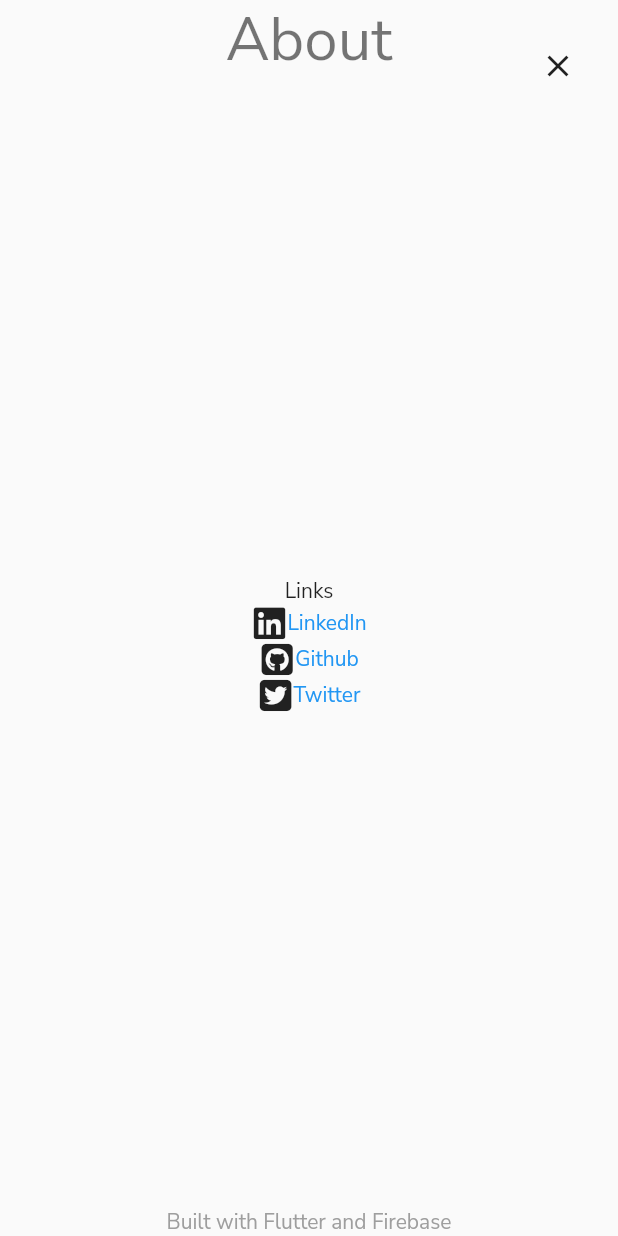
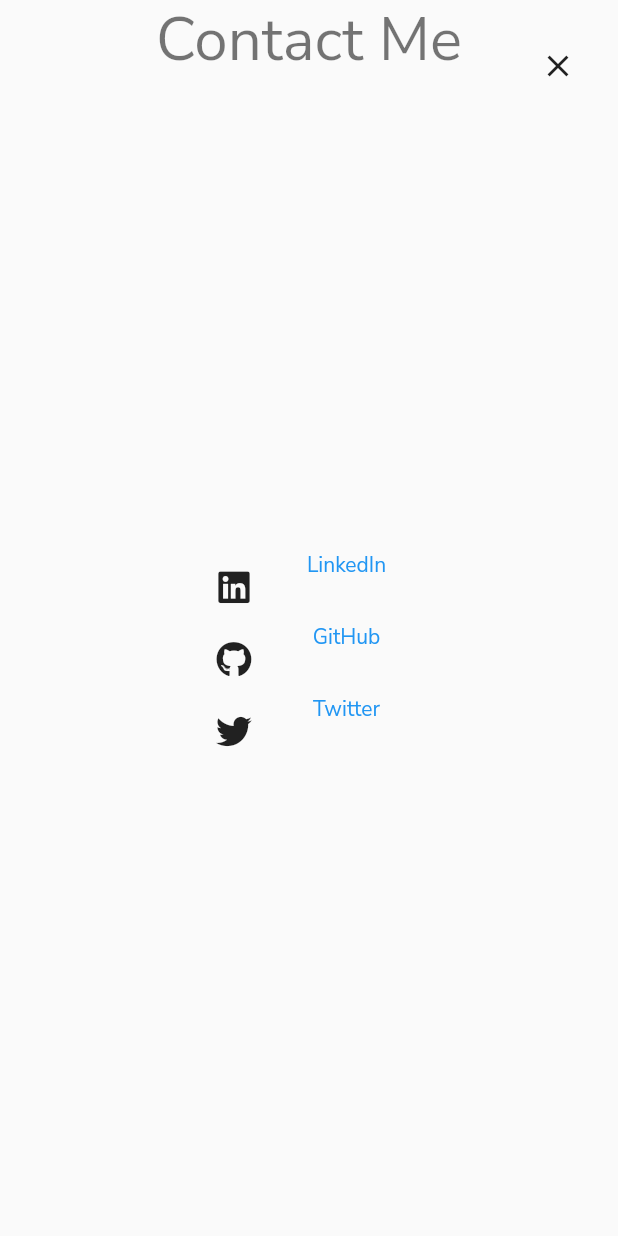
Before and after one commit to hytopoulos/zphos, a Flutter app: the AboutPage screen opened directly, on a phone screen of 412 x 824 dp. Run offline on Flutter 3.47's test engine with Material 2 defaults, Android fonts, the phone set to English and light mode, and no system bars; our stand-ins replace cloud_firestore, firebase_core, flutter_markdown, font_awesome_flutter; missing offline and left inert: flutter_highlighter, markdown; accounts and stored records are empty.

Commit message:
initial version of hompage

```diff
--- a/lib/about_page.dart
+++ /dev/null
@@ -1,56 +0,0 @@
-import 'package:flutter/material.dart';
-import 'package:zphos/hyperlink.dart';
-import 'package:font_awesome_flutter/font_awesome_flutter.dart';
-
-class AboutPage extends StatelessWidget {
-  const AboutPage({super.key});
-
-  @override
-  Widget build(BuildContext context) {
-    return Scaffold(
-      floatingActionButtonLocation: FloatingActionButtonLocation.endTop,
-      floatingActionButton: Container(
-        margin: const EdgeInsets.only(top: 20),
-        child: IconButton(
-          icon: const Icon(Icons.close),
-          onPressed: () {
-            Navigator.pop(context);
-          },
-        ),
-      ),
-      body: Center(
-        child: ConstrainedBox(
-          constraints: BoxConstraints.loose(const Size.fromWidth(400)),
-          child: Column(
-            mainAxisAlignment: MainAxisAlignment.center,
-            children: <Widget>[
-              Text(
-                'About',
-                style: Theme.of(context).textTheme.headlineLarge,
-              ),
-              const Spacer(),
-              const Text('Links'),
-              const Hyperlink(
-                  text: "LinkedIn",
-                  url: "https://www.linkedin.com/in/theo-hytopoulos-066392207/",
-                  icon: Icon(FontAwesomeIcons.linkedin)),
-              const Hyperlink(
-                  text: "Github",
-                  url: "https://github.com/notyourav",
-                  icon: Icon(FontAwesomeIcons.squareGithub)),
-              const Hyperlink(
-                  text: "Twitter",
-                  url: "https://twitter.com/pokeprotos",
-                  icon: Icon(FontAwesomeIcons.squareTwitter)),
-              const Spacer(),
-              const Text(
-                'Built with Flutter and Firebase',
-                style: TextStyle(color: Colors.grey),
-              ),
-            ],
-          ),
-        ),
-      ),
-    );
-  }
-}
--- a/lib/about_button.dart
+++ b/lib/defunct/about_button.dart
@@ -1,5 +1,5 @@
 import 'package:flutter/material.dart';
-import 'package:zphos/about_page.dart';
+import 'package:zphos/defunct/about_page.dart';
 
 class AboutButton extends StatelessWidget {
   const AboutButton({super.key});
@@ -31,7 +31,7 @@ class AboutButton extends StatelessWidget {
                 }));
       },
       child: const Text(
-        'About',
+        'Contact Me',
         // style: TextStyle(color: Colors.white),
       ),
     );
--- /dev/null
+++ b/lib/defunct/about_page.dart
@@ -0,0 +1,84 @@
+import 'package:flutter/material.dart';
+import 'package:zphos/hyperlink.dart';
+import 'package:font_awesome_flutter/font_awesome_flutter.dart';
+import 'package:zphos/hyperlink_button.dart';
+
+class AboutPage extends StatelessWidget {
+  const AboutPage({super.key});
+
+  @override
+  Widget build(BuildContext context) {
+    const String githubUrl = "https://github.com/notyourav";
+    const String linkedinUrl =
+        "https://www.linkedin.com/in/theo-hytopoulos-066392207/";
+    const String twitterUrl = "https://twitter.com/pokeprotos";
+
+    return Scaffold(
+      floatingActionButtonLocation: FloatingActionButtonLocation.endTop,
+      floatingActionButton: Container(
+        margin: const EdgeInsets.only(top: 20),
+        child: IconButton(
+          icon: const Icon(Icons.close),
+          onPressed: () {
+            Navigator.pop(context);
+          },
+        ),
+      ),
+      body: Center(
+        child: ConstrainedBox(
+          constraints: BoxConstraints.loose(const Size.fromWidth(400)),
+          child: Column(
+            mainAxisAlignment: MainAxisAlignment.center,
+            children: <Widget>[
+              Text(
+                'Contact Me',
+                style: Theme.of(context).textTheme.headlineLarge,
+              ),
+              const Spacer(),
+              // const Text('Links'),
+              Table(
+                children: const [
+                  TableRow(
+                    children: [
+                      HyperlinkButton(
+                          url: linkedinUrl, icon: FontAwesomeIcons.linkedin),
+                      Hyperlink(
+                        text: "LinkedIn",
+                        url: linkedinUrl,
+                      ),
+                    ],
+                  ),
+                  TableRow(
+                    children: [
+                      HyperlinkButton(
+                          url: githubUrl, icon: FontAwesomeIcons.github),
+                      Hyperlink(
+                        text: "GitHub",
+                        url: githubUrl,
+                      ),
+                    ],
+                  ),
+                  TableRow(
+                    children: [
+                      HyperlinkButton(
+                          url: twitterUrl, icon: FontAwesomeIcons.twitter),
+                      Hyperlink(
+                        text: "Twitter",
+                        url: twitterUrl,
+                      ),
+                    ],
+                  ),
+                ],
+                columnWidths: const {
+                  0: FixedColumnWidth(50),
+                  1: FixedColumnWidth(100),
+                },
+              ),
+              const Spacer(),
+            ],
+          ),
+        ),
+      ),
+    );
+  }
+}
--- /dev/null
+++ b/lib/hyperlink_button.dart
@@ -0,0 +1,19 @@
+import 'package:flutter/material.dart';
+import 'package:url_launcher/url_launcher.dart';
+
+class HyperlinkButton extends StatelessWidget {
+  final String url;
+  final IconData icon;
+
+  const HyperlinkButton({super.key, required this.url, required this.icon});
+
+  @override
+  Widget build(BuildContext context) {
+    return IconButton(
+        splashRadius: 1,
+        onPressed: () => launchUrl(
+              Uri.parse(url),
+            ),
+        icon: Icon(icon));
+  }
+}
--- a/lib/post.dart
+++ b/lib/post.dart
@@ -134,12 +134,17 @@ class _PostState extends State<Post> {
                             child: Wrap(
                               children: [
                                 Container(
+                                  margin: const EdgeInsets.only(
+                                    top: 20,
+                                    bottom: 20,
+                                  ),
                                   decoration: BoxDecoration(
                                     boxShadow: [
                                       BoxShadow(
                                         color: Colors.black.withOpacity(0.2),
                                         spreadRadius: 1,
                                         blurRadius: 7,
+                                        blurStyle: BlurStyle.outer,
                                         offset: const Offset(0, 3),
                                       ),
                                     ],
--- a/lib/services/firestore_service.dart
+++ b/lib/services/firestore_service.dart
@@ -16,4 +16,10 @@ class FirestoreService {
     CollectionReference<Map<String, dynamic>> posts = _db.collection('post');
     return posts.doc(id).get().then((value) => value.data()!['content']);
   }
+
+  Future<String> getPostStatic(String id) {
+    CollectionReference<Map<String, dynamic>> posts =
+        _db.collection('post_static');
+    return posts.doc(id).get().then((value) => value.data()!['content']);
+  }
 }
```
Also changed, not shown: lib/homepage.dart (added, +54 -0 lines), lib/main.dart (+2 -17 lines), lib/title_bar.dart (+8 -9 lines).
